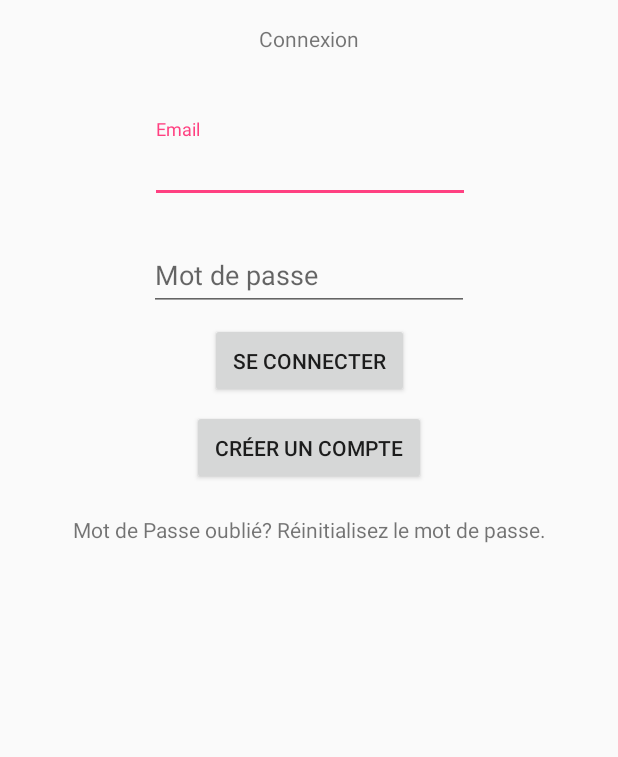
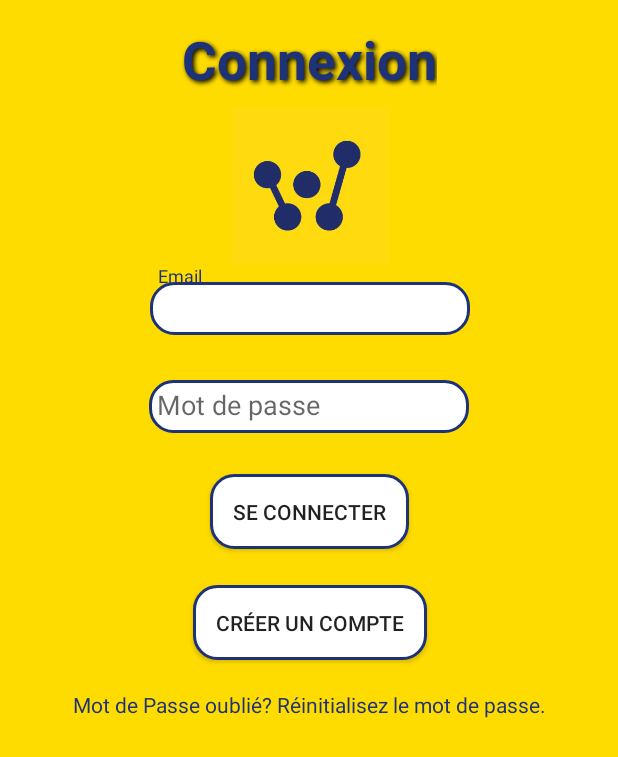
Before and after one commit to KekeTSC/Winckathon, an Android app: the layout activity_connection.xml on its own in the app's theme, with its tools: preview values and no code run, on a phone screen of 412 x 824 dp. Shown: the top 757 px of the screen. Run offline under Robolectric (Android 15) with nearby library versions, the phone set to English and light mode, and no system bars.

Commit message:
design page connexion

```diff
--- a/app/src/main/AndroidManifest.xml
+++ b/app/src/main/AndroidManifest.xml
@@ -26,7 +26,8 @@
 
         <activity
             android:name=".UI.ConnectionActivity"
-            android:noHistory="true" />
+            android:noHistory="true"
+            android:theme="@style/AppTheme.NoActionBar"/>
         <activity
             android:name=".UI.EditoActivity"
             android:noHistory="true"
--- a/app/src/main/java/fr/wildcodeschool/kelian/winstate/UI/SpamActivity.java
+++ b/app/src/main/java/fr/wildcodeschool/kelian/winstate/UI/SpamActivity.java
@@ -19,8 +19,8 @@ public class SpamActivity extends AppCompatActivity {
     private TextView mTvCounter;
     private int mCounter;
     private static int mTime = 4000;
-    private long timeElapsed;
-    private Animation anim;
+    private long mTimeElapsed;
+    private Animation mAnim;
     @Override
     protected void onCreate(Bundle savedInstanceState) {
         super.onCreate(savedInstanceState);
@@ -28,21 +28,21 @@ public class SpamActivity extends AppCompatActivity {
         mBtCounter = findViewById(R.id.bt_counter);
         mTvCounter = findViewById(R.id.counter);
         mCounter = 0;
-        anim = AnimationUtils.loadAnimation(getApplicationContext(), R.anim.zoomin);
+        mAnim = AnimationUtils.loadAnimation(getApplicationContext(), R.anim.zoomin);
 
         mBtCounter.setOnTouchListener(new View.OnTouchListener() {
             @Override
             public boolean onTouch(View view, MotionEvent motionEvent) {
                 switch (motionEvent.getAction()) {
                     case MotionEvent.ACTION_DOWN:
-                        timeElapsed = motionEvent.getDownTime();
+                        mTimeElapsed = motionEvent.getDownTime();
                         break;
                     case MotionEvent.ACTION_UP:
-                        timeElapsed = motionEvent.getEventTime() - timeElapsed;
-                        if (timeElapsed >= 1){
+                        mTimeElapsed = motionEvent.getEventTime() - mTimeElapsed;
+                        if (mTimeElapsed >= 1){
                             mCounter++;
                             String counttt = String.valueOf(mCounter);
-                            mTvCounter.startAnimation(anim);
+                            mTvCounter.startAnimation(mAnim);
                             mTvCounter.setText(counttt);
                         }
                         break;
--- /dev/null
+++ b/app/src/main/res/drawable-mdpi/rounded_button_yellow.xml
@@ -0,0 +1,7 @@
+<?xml version="1.0" encoding="utf-8"?>
+
+<shape xmlns:android="http://schemas.android.com/apk/res/android">
+    <corners android:radius="15dp" />
+    <solid android:color="@color/white" />
+    <stroke android:width="2dp" android:color="#1e3278" />
+</shape>
--- a/app/src/main/res/layout/activity_connection.xml
+++ b/app/src/main/res/layout/activity_connection.xml
@@ -3,6 +3,7 @@
     xmlns:android="http://schemas.android.com/apk/res/android"
     xmlns:app="http://schemas.android.com/apk/res-auto"
     xmlns:tools="http://schemas.android.com/tools"
+    android:background="#ffdc00"
     android:layout_width="match_parent"
     android:layout_height="match_parent">
 
@@ -10,23 +11,31 @@
         android:id="@+id/login_title"
         android:layout_width="wrap_content"
         android:layout_height="wrap_content"
-        android:layout_marginEnd="8dp"
-        android:layout_marginStart="8dp"
         android:layout_marginTop="16dp"
+        android:shadowColor="@color/black"
+        android:shadowDx="2"
+        android:shadowDy="2"
+        android:shadowRadius="4"
         android:text="@string/login_title"
+        android:textColor="#1e3278"
+        android:textSize="35sp"
+        android:textStyle="bold"
         app:layout_constraintEnd_toEndOf="parent"
+        app:layout_constraintLeft_toLeftOf="parent"
+        app:layout_constraintRight_toRightOf="parent"
         app:layout_constraintStart_toStartOf="parent"
-        app:layout_constraintTop_toTopOf="parent"/>
+        app:layout_constraintTop_toTopOf="parent" />
 
     <android.support.design.widget.TextInputLayout
         android:id="@+id/input_email_label"
         android:layout_width="wrap_content"
         android:layout_height="wrap_content"
-        android:layout_marginEnd="8dp"
-        android:layout_marginStart="8dp"
-        android:layout_marginTop="44dp"
+        android:layout_marginTop="104dp"
+        android:paddingTop="10dp"
         app:layout_constraintEnd_toEndOf="parent"
         app:layout_constraintHorizontal_bias="0.503"
+        app:layout_constraintLeft_toLeftOf="parent"
+        app:layout_constraintRight_toRightOf="parent"
         app:layout_constraintStart_toStartOf="parent"
         app:layout_constraintTop_toBottomOf="@+id/login_title">
 
@@ -34,9 +43,14 @@
             android:id="@+id/input_email"
             android:layout_width="wrap_content"
             android:layout_height="wrap_content"
+            android:layout_margin="3dp"
+            android:background="@drawable/rounded_button_yellow"
             android:ems="10"
             android:hint="@string/login_user_email"
-            android:inputType="textEmailAddress" />
+            android:inputType="textEmailAddress"
+            android:padding="5dp"
+            android:textColor="@color/black"
+            android:textColorHint="@color/black" />
     </android.support.design.widget.TextInputLayout>
 
     <android.support.design.widget.TextInputLayout
@@ -52,8 +66,14 @@
         <EditText
             android:id="@+id/input_password"
             android:layout_width="wrap_content"
+            android:padding="5dp"
+
+            android:layout_margin="3dp"
             android:layout_height="wrap_content"
             android:ems="10"
+            android:textColor="@color/black"
+            android:textColorHint="@color/black"
+            android:background="@drawable/rounded_button_yellow"
             android:hint="@string/password"
             android:inputType="textPassword"/>
     </android.support.design.widget.TextInputLayout>
@@ -62,38 +82,56 @@
         android:id="@+id/button_signin"
         android:layout_width="wrap_content"
         android:layout_height="wrap_content"
-        android:layout_marginBottom="8dp"
-        android:layout_marginTop="8dp"
+        android:layout_marginTop="24dp"
+        android:background="@drawable/rounded_button_yellow"
         android:padding="15dp"
         android:text="@string/login_button_connexion"
         app:layout_constraintEnd_toEndOf="parent"
-        app:layout_constraintHorizontal_bias="0.5"
+        app:layout_constraintHorizontal_bias="0.501"
+        app:layout_constraintLeft_toLeftOf="parent"
+        app:layout_constraintRight_toRightOf="parent"
         app:layout_constraintStart_toStartOf="parent"
-        app:layout_constraintTop_toBottomOf="@+id/input_password_label"/>
+        app:layout_constraintTop_toBottomOf="@+id/input_password_label" />
 
     <Button
         android:id="@+id/button_create_account"
         android:layout_width="wrap_content"
         android:layout_height="wrap_content"
-        android:layout_marginTop="8dp"
+        android:layout_marginTop="24dp"
+        android:background="@drawable/rounded_button_yellow"
         android:padding="15dp"
         android:text="@string/create_account"
         app:layout_constraintEnd_toEndOf="parent"
-        app:layout_constraintHorizontal_bias="0.5"
+        app:layout_constraintHorizontal_bias="0.502"
+        app:layout_constraintLeft_toLeftOf="parent"
+        app:layout_constraintRight_toRightOf="parent"
         app:layout_constraintStart_toStartOf="parent"
         app:layout_constraintTop_toBottomOf="@+id/button_signin" />
 
     <TextView
         android:id="@+id/tv_login_reset_password"
-        android:layout_width="0dp"
+        android:layout_width="wrap_content"
         android:layout_height="wrap_content"
         android:layout_marginEnd="32dp"
         android:layout_marginStart="32dp"
         android:layout_marginTop="20dp"
+        android:ems="20"
+        android:textColor="#1e3278"
         android:gravity="center_horizontal"
         android:text="@string/reset_password"
         app:layout_constraintEnd_toEndOf="parent"
         app:layout_constraintStart_toStartOf="parent"
         app:layout_constraintTop_toBottomOf="@+id/button_create_account" />
 
+    <ImageView
+        android:id="@+id/imageView"
+        android:layout_width="135dp"
+        android:layout_height="105dp"
+        android:layout_marginTop="8dp"
+        app:layout_constraintHorizontal_bias="0.502"
+        app:layout_constraintLeft_toLeftOf="parent"
+        app:layout_constraintRight_toRightOf="parent"
+        app:layout_constraintTop_toBottomOf="@+id/login_title"
+        app:srcCompat="@drawable/logo" />
+
 </android.support.constraint.ConstraintLayout>
--- a/app/src/main/res/values/colors.xml
+++ b/app/src/main/res/values/colors.xml
@@ -2,7 +2,7 @@
 <resources>
     <color name="colorPrimary">#3F51B5</color>
     <color name="colorPrimaryDark">#303F9F</color>
-    <color name="colorAccent">#FF4081</color>
+    <color name="colorAccent">#1e3278</color>
     <color name="black">#000000</color>
     <color name="white">#FFFFFF</color>
     <color name="red1">#FFAAAA</color>
```
